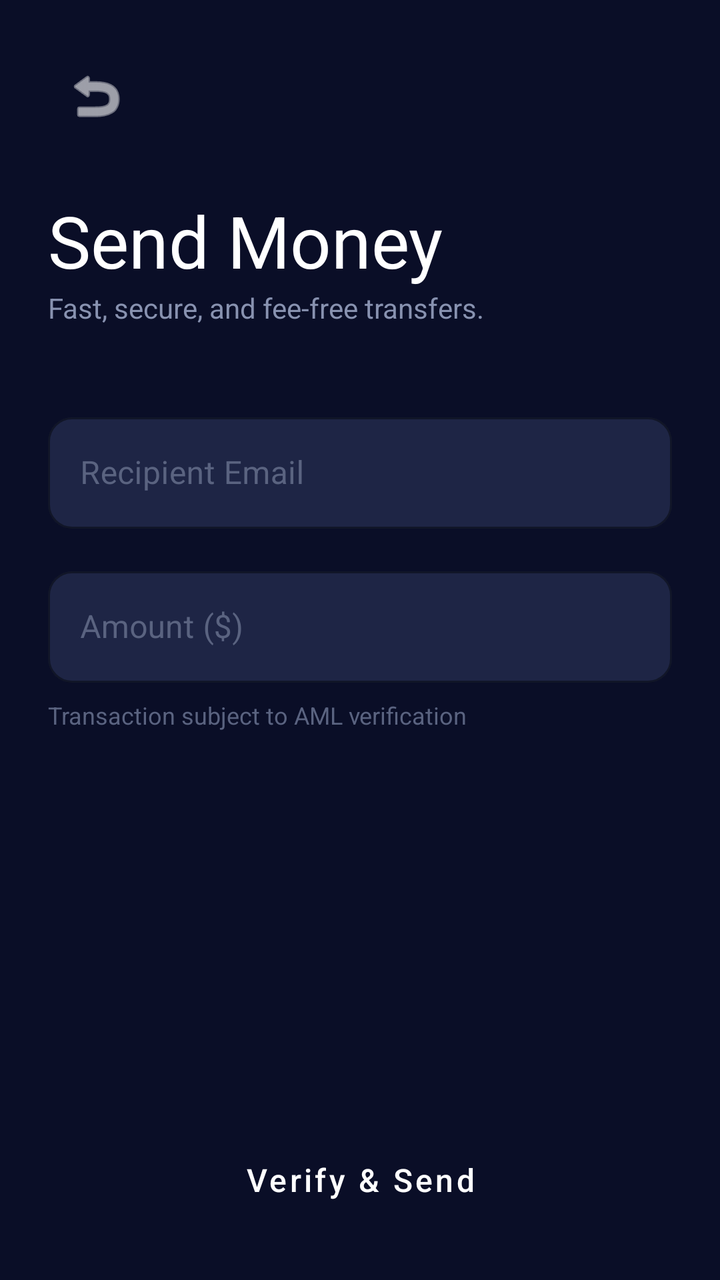
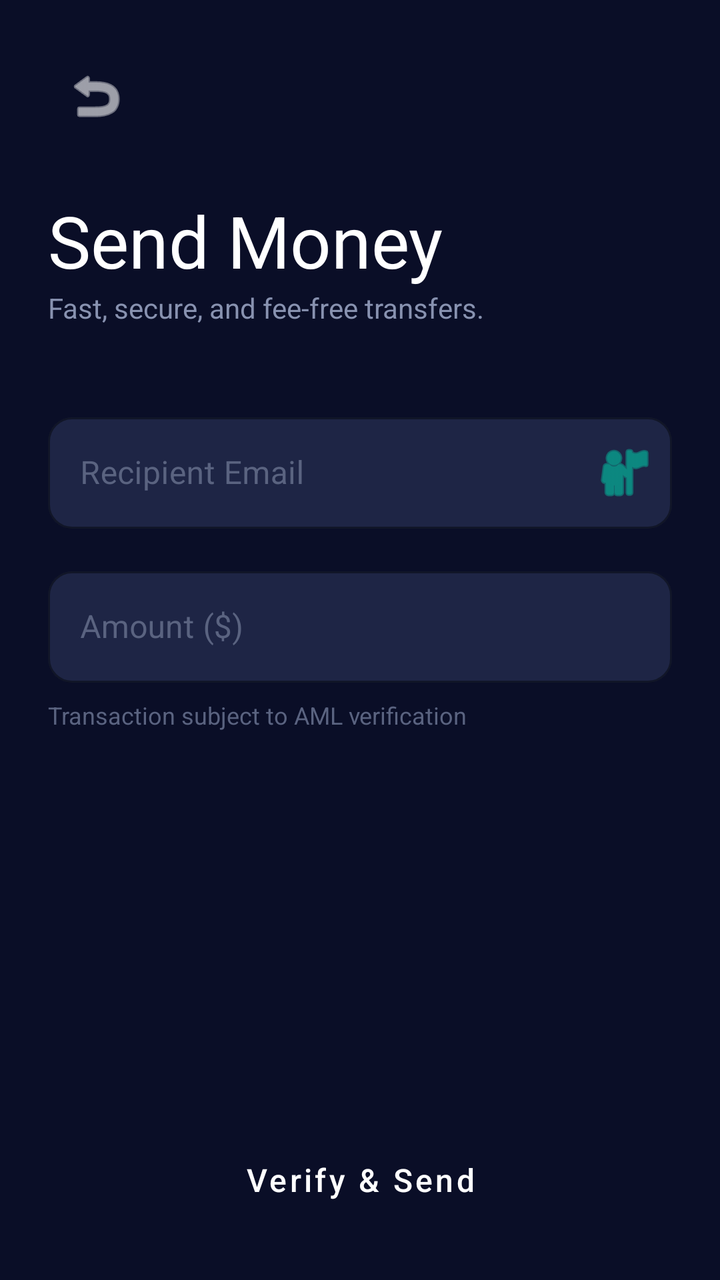

Two renders of the same Android screen: before a commit and after it. Below are the layout's source before the change and the commit's diff.
<!-- AndroidManifest.xml: application theme Theme.SwiftApp -->
<!-- res/layout/activity_send_money.xml -->
<?xml version="1.0" encoding="utf-8"?>
<LinearLayout xmlns:android="http://schemas.android.com/apk/res/android"
    xmlns:app="http://schemas.android.com/apk/res-auto"
    android:layout_width="match_parent"
    android:layout_height="match_parent"
    android:background="@color/swift_bg_primary"
    android:orientation="vertical"
    android:padding="24dp">

    <ImageButton
        android:id="@+id/btnBack"
        android:layout_width="48dp"
        android:layout_height="48dp"
        android:background="?attr/selectableItemBackgroundBorderless"
        android:src="@android:drawable/ic_menu_revert"
        app:tint="@color/white" />

    <TextView
        style="@style/SwiftText.Hero"
        android:layout_width="wrap_content"
        android:layout_height="wrap_content"
        android:layout_marginTop="24dp"
        android:text="Send Money" />

    <TextView
        style="@style/SwiftText.Body"
        android:layout_width="wrap_content"
        android:layout_height="wrap_content"
        android:text="Fast, secure, and fee-free transfers." />

    <com.google.android.material.textfield.TextInputLayout
        style="@style/SwiftInput"
        android:layout_width="match_parent"
        android:layout_height="wrap_content"
        android:layout_marginTop="40dp"
        android:hint="Recipient Email">

        <com.google.android.material.textfield.TextInputEditText
            android:id="@+id/etRecipientEmail"
            android:layout_width="match_parent"
            android:layout_height="wrap_content"
            android:inputType="textEmailAddress"
            android:textColor="@color/white" />
    </com.google.android.material.textfield.TextInputLayout>

    <com.google.android.material.textfield.TextInputLayout
        style="@style/SwiftInput"
        android:layout_width="match_parent"
        android:layout_height="wrap_content"
        android:layout_marginTop="16dp"
        android:hint="Amount ($)">

        <com.google.android.material.textfield.TextInputEditText
            android:id="@+id/etAmount"
            android:layout_width="match_parent"
            android:layout_height="wrap_content"
            android:inputType="numberDecimal"
            android:textColor="@color/white" />
    </com.google.android.material.textfield.TextInputLayout>

    <TextView
        android:id="@+id/tvAmlWarning"
        android:layout_width="match_parent"
        android:layout_height="wrap_content"
        android:layout_marginTop="8dp"
        android:text="Transaction subject to AML verification"
        android:textColor="@color/swift_text_hint"
        android:textSize="12sp" />

    <View
        android:layout_width="match_parent"
        android:layout_height="0dp"
        android:layout_weight="1" />

    <Button
        android:id="@+id/btnSend"
        style="@style/SwiftButton.Primary"
        android:layout_width="match_parent"
        android:layout_height="wrap_content"
        android:text="Verify &amp; Send" />

    <ProgressBar
        android:id="@+id/sendProgress"
        android:layout_width="wrap_content"
        android:layout_height="wrap_content"
        android:layout_gravity="center"
        android:layout_marginTop="16dp"
        android:visibility="gone" />

</LinearLayout>
<!-- resources referenced by this layout -->
<resources>
  <color name="swift_bg_primary">#FF0A0E27</color>
  <color name="swift_text_hint">#FF5A6380</color>
  <color name="white">#FFFFFFFF</color>
  <style name="SwiftButton.Primary" parent="Widget.MaterialComponents.Button">
          <item name="android:textColor">@color/white</item>
          <item name="android:textSize">@dimen/text_lg</item>
          <item name="android:textAllCaps">false</item>
          <item name="android:fontFamily">sans-serif-medium</item>
          <item name="cornerRadius">@dimen/radius_lg</item>
          <item name="backgroundTint">@color/swift_primary</item>
          <item name="android:minHeight">@dimen/button_height</item>
          <item name="android:paddingLeft">@dimen/spacing_lg</item>
          <item name="android:paddingRight">@dimen/spacing_lg</item>
          <item name="rippleColor">@color/swift_ripple</item>
      </style>
  <style name="SwiftInput" parent="Widget.MaterialComponents.TextInputLayout.OutlinedBox">
          <item name="boxBackgroundColor">@color/swift_bg_input</item>
          <item name="boxStrokeColor">@color/swift_divider</item>
          <item name="boxCornerRadiusTopStart">@dimen/radius_md</item>
          <item name="boxCornerRadiusTopEnd">@dimen/radius_md</item>
          <item name="boxCornerRadiusBottomStart">@dimen/radius_md</item>
          <item name="boxCornerRadiusBottomEnd">@dimen/radius_md</item>
          <item name="hintTextColor">@color/swift_text_hint</item>
          <item name="android:textColorHint">@color/swift_text_hint</item>
      </style>
  <style name="SwiftText.Body">
          <item name="android:textColor">@color/swift_text_secondary</item>
          <item name="android:textSize">@dimen/text_md</item>
          <item name="android:fontFamily">sans-serif</item>
      </style>
  <style name="SwiftText.Hero">
  
          <item name="android:textColor">@color/swift_text_primary</item>
          <item name="android:textSize">@dimen/text_hero</item>
          <item name="android:fontFamily">sans-serif-bold</item>
      </style>
  <dimen name="text_lg">16sp</dimen>
  <dimen name="radius_lg">16dp</dimen>
  <color name="swift_primary">#FF00C9A7</color>
  <dimen name="button_height">52dp</dimen>
  <dimen name="spacing_lg">24dp</dimen>
  <color name="swift_ripple">#3300C9A7</color>
  <color name="swift_bg_input">#FF1E2545</color>
  <color name="swift_divider">#1AFFFFFF</color>
  <dimen name="radius_md">12dp</dimen>
  <color name="swift_text_secondary">#FF8892B0</color>
  <dimen name="text_md">14sp</dimen>
  <color name="swift_text_primary">#FFFFFFFF</color>
  <dimen name="text_hero">36sp</dimen>
  <color name="swift_primary_dark">#FF00A88A</color>
  <color name="swift_secondary">#FF845EF7</color>
  <color name="swift_secondary_dark">#FF6B3FD4</color>
  <color name="swift_bg_card">#FF1A2142</color>
  <color name="swift_bg_secondary">#FF141937</color>
  <!-- unchanged entries left out for length: 1 -->
</resources>

<!-- the commit's change to res/layout/activity_send_money.xml (unified diff, before → after) -->
@@ -29,11 +29,15 @@
         android:text="Fast, secure, and fee-free transfers." />
 
     <com.google.android.material.textfield.TextInputLayout
+        android:id="@+id/tilRecipient"
         style="@style/SwiftInput"
         android:layout_width="match_parent"
         android:layout_height="wrap_content"
         android:layout_marginTop="40dp"
-        android:hint="Recipient Email">
+        android:hint="Recipient Email"
+        app:endIconDrawable="@android:drawable/ic_menu_myplaces"
+        app:endIconMode="custom"
+        app:endIconTint="@color/swift_primary">
 
         <com.google.android.material.textfield.TextInputEditText
             android:id="@+id/etRecipientEmail"
@@ -42,6 +46,7 @@
             android:inputType="textEmailAddress"
             android:textColor="@color/white" />
     </com.google.android.material.textfield.TextInputLayout>
+
 
     <com.google.android.material.textfield.TextInputLayout
         style="@style/SwiftInput"
@@ -59,7 +64,18 @@
     </com.google.android.material.textfield.TextInputLayout>
 
     <TextView
+        android:id="@+id/tvConvertedAmount"
+        android:layout_width="wrap_content"
+        android:layout_height="wrap_content"
+        android:layout_marginTop="8dp"
+        android:text="≈ 0.00 EUR"
+        android:textColor="@color/swift_primary"
+        android:textSize="14sp"
+        android:visibility="gone" />
+
+    <TextView
         android:id="@+id/tvAmlWarning"
+
         android:layout_width="match_parent"
         android:layout_height="wrap_content"
         android:layout_marginTop="8dp"
